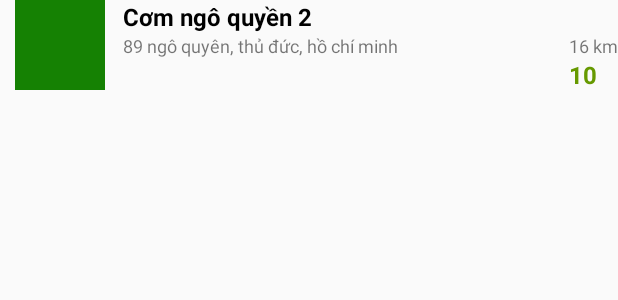
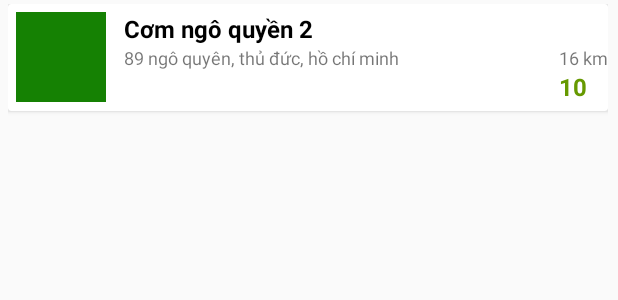
Before and after one commit to tungpham6195/comnha.app, an Android app: the layout item_rcyler_chooseloca.xml on its own in the app's theme, with its tools: preview values and no code run, on a phone screen of 412 x 824 dp. Shown: the top 300 px of the screen. Run offline under Robolectric (Android 15) with nearby library versions, the phone set to English and light mode, and no system bars.

Commit message:
tung (12.17 12/10/2016)

```diff
--- a/Comnha/app/build.gradle
+++ b/Comnha/app/build.gradle
@@ -25,7 +25,7 @@ android {
 }
 
 dependencies {
-    compile fileTree(dir: 'libs', include: ['*.jar'])
+    compile fileTree(include: ['*.jar'], dir: 'libs')
     compile 'com.android.support:appcompat-v7:24.2.1'
     compile 'com.google.firebase:firebase-core:9.6.1'
     compile 'com.android.support:support-v4:24.2.1'
@@ -38,6 +38,8 @@ dependencies {
     compile 'com.google.android.gms:play-services:9.6.1'
     compile 'com.google.android.gms:play-services-location:9.6.1'
     compile 'com.google.android.gms:play-services-maps:9.6.1'
-    testCompile 'junit:junit:4.12'
+    compile 'junit:junit:4.12'
+    compile 'com.android.support:cardview-v7:24.2.1'
+    compile 'com.android.support:recyclerview-v7:24.2.1'
 }
 apply plugin: 'com.google.gms.google-services'
--- a/Comnha/app/src/main/java/com/app/ptt/comnha/LocadetailFragment.java
+++ b/Comnha/app/src/main/java/com/app/ptt/comnha/LocadetailFragment.java
@@ -14,6 +14,7 @@ import android.widget.LinearLayout;
 import android.widget.TextView;
 
 import com.app.ptt.comnha.Adapters.Reviewlist_rcyler_adapter;
+import com.app.ptt.comnha.Classes.CalcuAVGRate;
 import com.app.ptt.comnha.Classes.RecyclerItemClickListener;
 import com.app.ptt.comnha.FireBase.Location;
 import com.app.ptt.comnha.FireBase.Post;
@@ -52,6 +53,7 @@ public class LocadetailFragment extends Fragment {
     public View onCreateView(final LayoutInflater inflater, ViewGroup container,
                              Bundle savedInstanceState) {
         View view = inflater.inflate(R.layout.fragment_locadetail, container, false);
+        Log.d("localID",locaID);
         andxa(view);
         Firebase.setAndroidContext(getActivity().getApplicationContext());
         ref = new Firebase(getString(R.string.firebase_path));
@@ -105,6 +107,10 @@ public class LocadetailFragment extends Fragment {
                             Post post = dataSnapshot.getValue(Post.class);
                             post.setPostID(dataSnapshot.getKey());
                             postlist.add(post);
+                            CalcuAVGRate newcalcu = new CalcuAVGRate(postlist);
+                            txt_gia.setText(String.valueOf(newcalcu.calcu().get(0)));
+                            txt_vesinh.setText(String.valueOf(newcalcu.calcu().get(1)));
+                            txt_phucvu.setText(String.valueOf(newcalcu.calcu().get(2)));
                             mAdapter.notifyDataSetChanged();
                         }
 
--- a/Comnha/app/src/main/java/com/app/ptt/comnha/ViewpostFragment.java
+++ b/Comnha/app/src/main/java/com/app/ptt/comnha/ViewpostFragment.java
@@ -193,7 +193,6 @@ public class ViewpostFragment extends Fragment {
         btn_like.setOnClickListener(new View.OnClickListener() {
             @Override
             public void onClick(View view) {
-
             }
         });
         btn_comment.setOnClickListener(new View.OnClickListener() {
--- a/Comnha/app/src/main/res/layout/item_listv_optionlist.xml
+++ b/Comnha/app/src/main/res/layout/item_listv_optionlist.xml
@@ -1,6 +1,7 @@
 <?xml version="1.0" encoding="utf-8"?>
 <LinearLayout xmlns:android="http://schemas.android.com/apk/res/android"
     xmlns:tools="http://schemas.android.com/tools"
+    xmlns:card_view="http://schemas.android.com/apk/res-auto"
     android:layout_width="wrap_content"
     android:layout_height="wrap_content">
 
--- a/Comnha/app/src/main/res/layout/item_rcyler_chooseloca.xml
+++ b/Comnha/app/src/main/res/layout/item_rcyler_chooseloca.xml
@@ -1,29 +1,44 @@
 <?xml version="1.0" encoding="utf-8"?>
 <RelativeLayout xmlns:android="http://schemas.android.com/apk/res/android"
     xmlns:app="http://schemas.android.com/apk/res-auto"
+    android:layout_width="400dp"
+    android:layout_height="75dp"
+    android:layout_marginBottom="2.5dp"
+    android:layout_marginStart="5dp"
+    android:layout_marginTop="2.5dp">
+
+    <android.support.v7.widget.CardView xmlns:card_view="http://schemas.android.com/apk/res-auto"
         android:layout_width="match_parent"
         android:layout_height="wrap_content"
-    >
+        android:clickable="true"
+        android:foreground="?attr/selectableItemBackground"
+        card_view:cardElevation="2dp">
+
+        <RelativeLayout
+            android:layout_width="match_parent"
+            android:layout_height="wrap_content"
+            android:paddingBottom="5dp"
+            android:paddingTop="5dp">
 
             <ImageView
                 android:id="@+id/item_rcyler_chooseloca_imgV"
-        android:background="@color/colorPrimary"
-        android:layout_marginStart="10dp"
+                android:layout_width="60dp"
+                android:layout_height="60dp"
                 android:layout_marginEnd="12dp"
-        android:layout_width="60dp"
-        android:layout_height="60dp" />
+                android:layout_marginStart="5dp"
+                android:background="@color/colorPrimary" />
 
             <TextView
                 android:id="@+id/item_rcyler_chooseloca_txtTenquan"
                 android:layout_width="wrap_content"
                 android:layout_height="wrap_content"
+                android:layout_alignParentEnd="true"
                 android:layout_alignParentTop="true"
                 android:layout_toEndOf="@+id/item_rcyler_chooseloca_imgV"
+                android:maxLength="50"
                 android:text="Cơm ngô quyền 2"
-        android:maxLength="50"
+                android:textColor="@android:color/black"
                 android:textSize="16sp"
-        android:layout_alignParentEnd="true"
-        android:textColor="@android:color/black"
                 android:textStyle="bold" />
 
             <TextView
@@ -32,9 +47,9 @@
                 android:layout_height="wrap_content"
                 android:layout_below="@+id/item_rcyler_chooseloca_txtTenquan"
                 android:layout_toEndOf="@+id/item_rcyler_chooseloca_imgV"
-        android:textSize="12sp"
                 android:maxLength="40"
-        android:text="89 ngô quyên, thủ đức, hồ chí minh" />
+                android:text="89 ngô quyên, thủ đức, hồ chí minh"
+                android:textSize="12sp" />
 
             <LinearLayout
                 android:layout_width="wrap_content"
@@ -47,16 +62,20 @@
                     android:id="@+id/item_rcyler_chooseloca_txtkm"
                     android:layout_width="wrap_content"
                     android:layout_height="wrap_content"
-            android:textSize="12sp"
-            android:text="16 km" />
+                    android:text="16 km"
+                    android:textSize="12sp" />
 
                 <TextView
                     android:id="@+id/item_rcyler_chooseloca_txtscore"
                     android:layout_width="wrap_content"
                     android:layout_height="wrap_content"
                     android:text="10"
+                    android:textColor="@android:color/holo_green_dark"
                     android:textSize="16sp"
-            android:textColor="@android:color/holo_green_dark"
                     android:textStyle="bold" />
             </LinearLayout>
         </RelativeLayout>
+
+    </android.support.v7.widget.CardView>
+
+</RelativeLayout>
--- a/Comnha/build.gradle
+++ b/Comnha/build.gradle
@@ -5,7 +5,7 @@ buildscript {
         jcenter()
     }
     dependencies {
-        classpath 'com.android.tools.build:gradle:2.2.0'
+        classpath 'com.android.tools.build:gradle:2.2.1'
         classpath 'com.google.gms:google-services:3.0.0'
         // NOTE: Do not place your application dependencies here; they belong
         // in the individual module build.gradle files
```
Also changed, not shown: Comnha/app/src/main/java/com/app/ptt/comnha/Classes/CalcuAVGRate.java (added, +33 -0 lines), Comnha/app/src/main/res/layout/fragment_locadetail.xml (+6 -2 lines), Comnha/app/src/main/res/layout/item_rcyler_localist.xml (+33 -16 lines), Comnha/app/src/main/res/layout/item_rcyler_review.xml (+19 -1 lines), Comnha/app/src/main/ic_launcher-web.png (added), Comnha/app/src/main/res/mipmap-hdpi/ic_launcher.png, Comnha/app/src/main/res/mipmap-mdpi/ic_launcher.png, Comnha/app/src/main/res/mipmap-xhdpi/ic_launcher.png, Comnha/app/src/main/res/mipmap-xxhdpi/ic_launcher.png, Comnha/app/src/main/res/mipmap-xxxhdpi/ic_launcher.png. Lines whose indentation alone changed are shown as unchanged.
